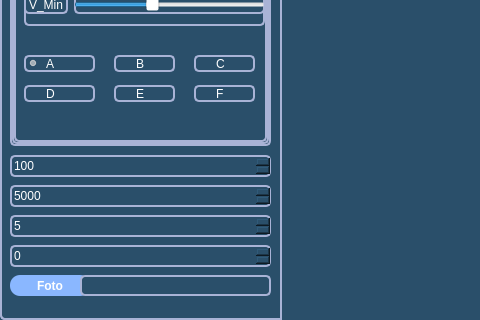
The window that QT5/Ui/mainWindow.ui (ParallaxOrakolo/CEO96F) describes before a commit, drawn with Qt 5; both pictures show x 0 to 480 and y 418 to 738 of the 1293 by 738 pixel window.
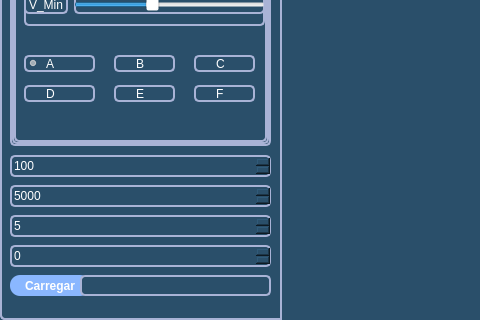
The same window after the commit. The open tabs and pages were chosen to show the change.

Commit message: [Feature]: Load an picture to test the Functions.

The edit to the form file:
```diff
--- a/QT5/Ui/mainWindow.ui
+++ b/QT5/Ui/mainWindow.ui
@@ -989,7 +989,7 @@
 }</string>
     </property>
     <property name="text">
-     <string>Foto</string>
+     <string>Carregar</string>
     </property>
    </widget>
    <widget class="QLineEdit" name="PhotoPath">
```
Left out of the diff: 2 changed lines with no effect on the pictures. The commit also changes 1 other file.
